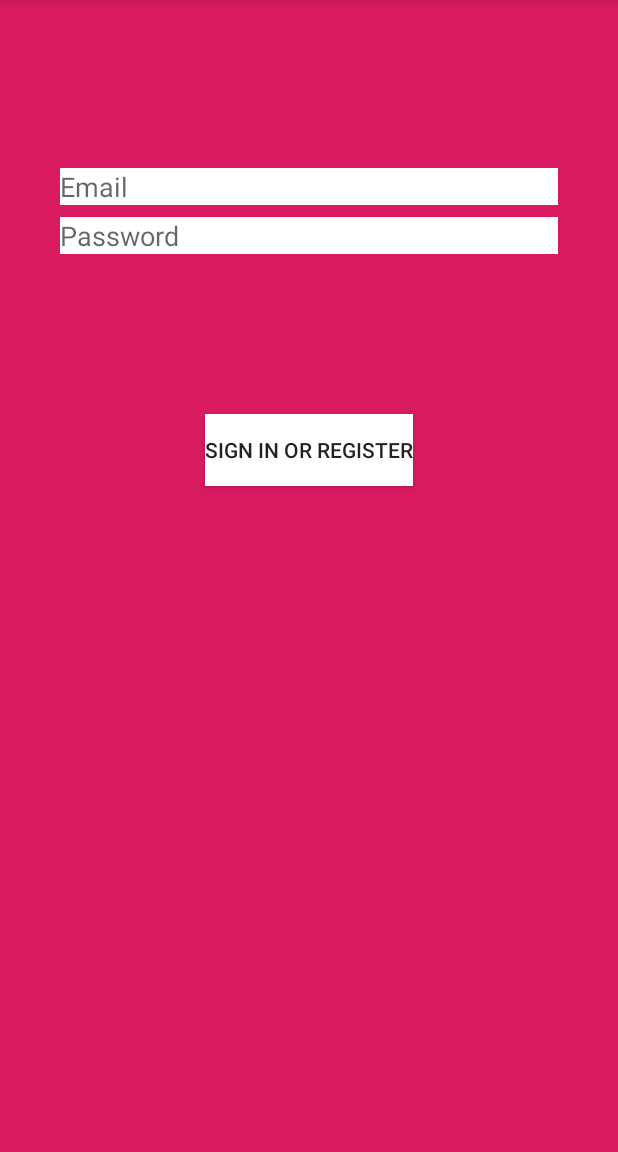
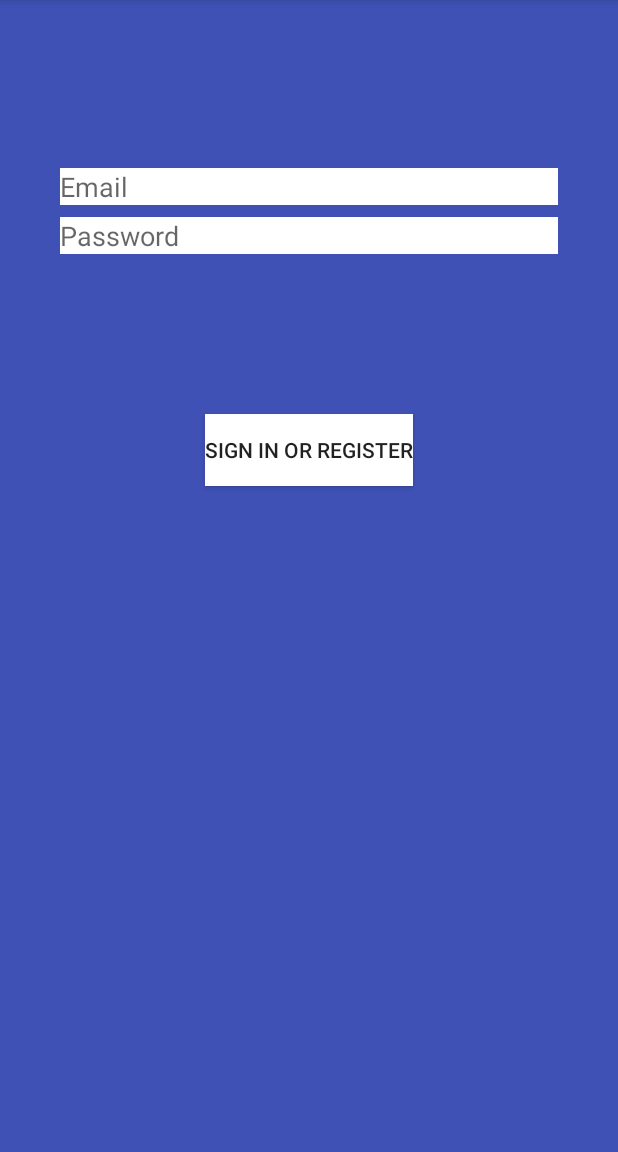
Before and after one commit to un-sei2019i-labs-igun/bank, an Android app: the screen it shows after launch (LoginActivity), on a phone screen of 412 x 824 dp, the part 84-1236 px from its top. Run offline under Robolectric (Android 15) with nearby library versions, the light colour scheme and no system bars.

Commit message:
Modificacion del color

```diff
--- a/mobile-app/bankapp/app/src/main/res/layout/activity_login.xml
+++ b/mobile-app/bankapp/app/src/main/res/layout/activity_login.xml
@@ -5,11 +5,11 @@
     android:id="@+id/container"
     android:layout_width="match_parent"
     android:layout_height="match_parent"
+    android:background="#3F51B5"
     android:paddingLeft="@dimen/activity_horizontal_margin"
     android:paddingTop="@dimen/activity_vertical_margin"
     android:paddingRight="@dimen/activity_horizontal_margin"
     android:paddingBottom="@dimen/activity_vertical_margin"
-    android:background="@color/colorAccent"
     tools:context=".ui.login.LoginActivity">
 
     <EditText
@@ -55,8 +55,8 @@
         android:layout_marginTop="16dp"
         android:layout_marginEnd="48dp"
         android:layout_marginBottom="64dp"
+        android:background="#ffffff"
         android:enabled="false"
-        android:background="#ffffff"
 
         android:text="@string/action_sign_in"
         app:layout_constraintBottom_toBottomOf="parent"
```
